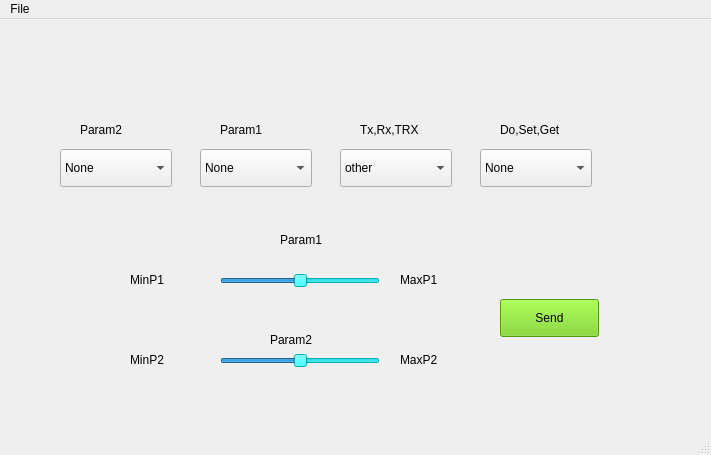
This is GUITEST/QtDesigner/Frameworkhelp.ui in Tonix22/NuandRFProyect as Qt 5 draws it before an edit. The edited form follows.
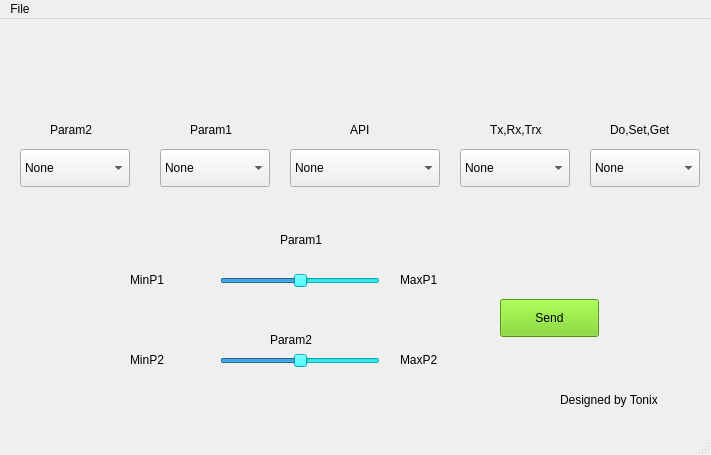
This is the edited form. Icons and pictures are not drawn.

Commit message: Flexible menu to avoid error

The edit to the form file:
```diff
--- a/GUITEST/QtDesigner/Frameworkhelp.ui
+++ b/GUITEST/QtDesigner/Frameworkhelp.ui
@@ -451,9 +451,9 @@
    <widget class="QComboBox" name="set_get_menu">
     <property name="geometry">
      <rect>
-      <x>480</x>
+      <x>590</x>
       <y>130</y>
-      <width>112</width>
+      <width>110</width>
       <height>38</height>
      </rect>
     </property>
@@ -481,7 +481,7 @@
    <widget class="QLabel" name="do_set_get_label">
     <property name="geometry">
      <rect>
-      <x>500</x>
+      <x>610</x>
       <y>100</y>
       <width>91</width>
       <height>22</height>
@@ -494,15 +494,15 @@
    <widget class="QComboBox" name="tx_rx_menu">
     <property name="geometry">
      <rect>
-      <x>340</x>
+      <x>460</x>
       <y>130</y>
-      <width>112</width>
+      <width>110</width>
       <height>38</height>
      </rect>
     </property>
     <item>
      <property name="text">
-      <string>other</string>
+      <string>None</string>
      </property>
     </item>
     <item>
@@ -524,9 +524,9 @@
    <widget class="QComboBox" name="param_1_menu">
     <property name="geometry">
      <rect>
-      <x>200</x>
+      <x>160</x>
       <y>130</y>
-      <width>112</width>
+      <width>110</width>
       <height>38</height>
      </rect>
     </property>
@@ -1031,20 +1031,20 @@
    <widget class="QLabel" name="tx_rx_label">
     <property name="geometry">
      <rect>
-      <x>360</x>
+      <x>490</x>
       <y>100</y>
       <width>68</width>
       <height>22</height>
      </rect>
     </property>
     <property name="text">
-     <string>Tx,Rx,TRX</string>
+     <string>Tx,Rx,Trx</string>
     </property>
    </widget>
    <widget class="QLabel" name="param1_label">
     <property name="geometry">
      <rect>
-      <x>220</x>
+      <x>190</x>
       <y>100</y>
       <width>68</width>
       <height>22</height>
@@ -1057,7 +1057,7 @@
    <widget class="QLabel" name="param2_label">
     <property name="geometry">
      <rect>
-      <x>80</x>
+      <x>50</x>
       <y>100</y>
       <width>68</width>
       <height>22</height>
@@ -1498,9 +1498,9 @@
    <widget class="QComboBox" name="param_2_menu">
     <property name="geometry">
      <rect>
-      <x>60</x>
+      <x>20</x>
       <y>130</y>
-      <width>112</width>
+      <width>110</width>
       <height>38</height>
      </rect>
     </property>
@@ -1645,6 +1645,47 @@
      <string>MinP2</string>
     </property>
    </widget>
+   <widget class="QComboBox" name="API_menu">
+    <property name="geometry">
+     <rect>
+      <x>290</x>
+      <y>130</y>
+      <width>150</width>
+      <height>38</height>
+     </rect>
+    </property>
+    <item>
+     <property name="text">
+      <string>None</string>
+     </property>
+    </item>
+   </widget>
+   <widget class="QLabel" name="API_label">
+    <property name="geometry">
+     <rect>
+      <x>350</x>
+      <y>100</y>
+      <width>68</width>
+      <height>22</height>
+     </rect>
+    </property>
+    <property name="text">
+     <string>API</string>
+    </property>
+   </widget>
+   <widget class="QLabel" name="myname">
+    <property name="geometry">
+     <rect>
+      <x>560</x>
+      <y>370</y>
+      <width>131</width>
+      <height>22</height>
+     </rect>
+    </property>
+    <property name="text">
+     <string>Designed by Tonix</string>
+    </property>
+   </widget>
   </widget>
   <widget class="QMenuBar" name="menubar">
    <property name="geometry">
```
Left out of the diff: 6 changed lines with no effect on the pictures. The commit also changes 10 other files.
